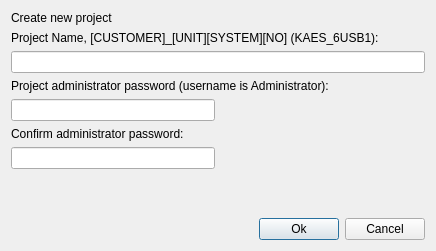
Qt form u7/CreateProjectDialog.ui (whiteman-kr/u7set) before a commit.
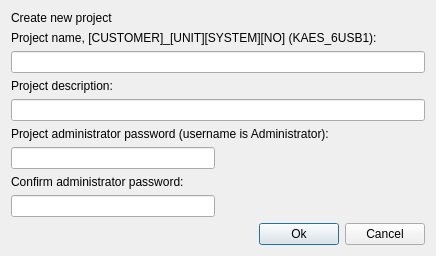
The same form after that commit.

Commit message: RPCT-640, ide, db: DB: ProjectProperties, get/set_project_property are added. DbController/DbWorket set/getProjectProperties are added. Input for project description on project creation. Getting project description on getProjectList

Patch:
```diff
--- a/u7/CreateProjectDialog.ui
+++ b/u7/CreateProjectDialog.ui
@@ -24,17 +24,14 @@
     <layout class="QVBoxLayout" name="verticalLayout">
      <item>
       <layout class="QGridLayout" name="gridLayout">
-       <item row="4" column="0">
+       <item row="6" column="0">
         <widget class="QLineEdit" name="passwordEdit">
          <property name="echoMode">
           <enum>QLineEdit::Password</enum>
          </property>
         </widget>
        </item>
-       <item row="2" column="0" colspan="2">
-        <widget class="QLineEdit" name="projectNameEdit"/>
-       </item>
-       <item row="7" column="0">
+       <item row="9" column="0">
         <spacer name="verticalSpacer1">
          <property name="orientation">
           <enum>Qt::Vertical</enum>
@@ -47,13 +44,6 @@
          </property>
         </spacer>
        </item>
-       <item row="3" column="0" colspan="2">
-        <widget class="QLabel" name="label3">
-         <property name="text">
-          <string>Project administrator password (username is Administrator):</string>
-         </property>
-        </widget>
-       </item>
        <item row="0" column="0" colspan="2">
         <widget class="QLabel" name="label1">
          <property name="text">
@@ -61,21 +51,34 @@
          </property>
         </widget>
        </item>
-       <item row="5" column="0" colspan="2">
+       <item row="7" column="0" colspan="2">
         <widget class="QLabel" name="label4">
          <property name="text">
           <string>Confirm administrator password:</string>
          </property>
         </widget>
        </item>
-       <item row="6" column="0">
-        <widget class="QLineEdit" name="confirmPasswordEdit">
-         <property name="echoMode">
-          <enum>QLineEdit::Password</enum>
+       <item row="5" column="0" colspan="2">
+        <widget class="QLabel" name="label3">
+         <property name="text">
+          <string>Project administrator password (username is Administrator):</string>
          </property>
         </widget>
        </item>
        <item row="6" column="1">
+        <spacer name="horizontalSpacer1">
+         <property name="orientation">
+          <enum>Qt::Horizontal</enum>
+         </property>
+         <property name="sizeHint" stdset="0">
+          <size>
+           <width>40</width>
+           <height>20</height>
+          </size>
+         </property>
+        </spacer>
+       </item>
+       <item row="8" column="1">
         <spacer name="horizontalSpacer2">
          <property name="orientation">
           <enum>Qt::Horizontal</enum>
@@ -88,25 +91,32 @@
          </property>
         </spacer>
        </item>
+       <item row="8" column="0">
+        <widget class="QLineEdit" name="confirmPasswordEdit">
+         <property name="echoMode">
+          <enum>QLineEdit::Password</enum>
+         </property>
+        </widget>
+       </item>
+       <item row="2" column="0" colspan="2">
+        <widget class="QLineEdit" name="projectNameEdit"/>
+       </item>
        <item row="1" column="0" colspan="2">
         <widget class="QLabel" name="label2">
          <property name="text">
-          <string>Project Name, [CUSTOMER]_[UNIT][SYSTEM][NO] (KAES_6USB1):</string>
+          <string>Project name, [CUSTOMER]_[UNIT][SYSTEM][NO] (KAES_6USB1):</string>
          </property>
         </widget>
        </item>
-       <item row="4" column="1">
-        <spacer name="horizontalSpacer1">
-         <property name="orientation">
-          <enum>Qt::Horizontal</enum>
+       <item row="4" column="0" colspan="2">
+        <widget class="QLineEdit" name="projectDescriptionEdit"/>
+       </item>
+       <item row="3" column="0" colspan="2">
+        <widget class="QLabel" name="label2_2">
+         <property name="text">
+          <string>Project description:</string>
          </property>
-         <property name="sizeHint" stdset="0">
-          <size>
-           <width>40</width>
-           <height>20</height>
-          </size>
-         </property>
-        </spacer>
+        </widget>
        </item>
       </layout>
      </item>
```
Left out of the diff: 1 changed line with no effect on the pictures. The commit also changes 9 other files.
